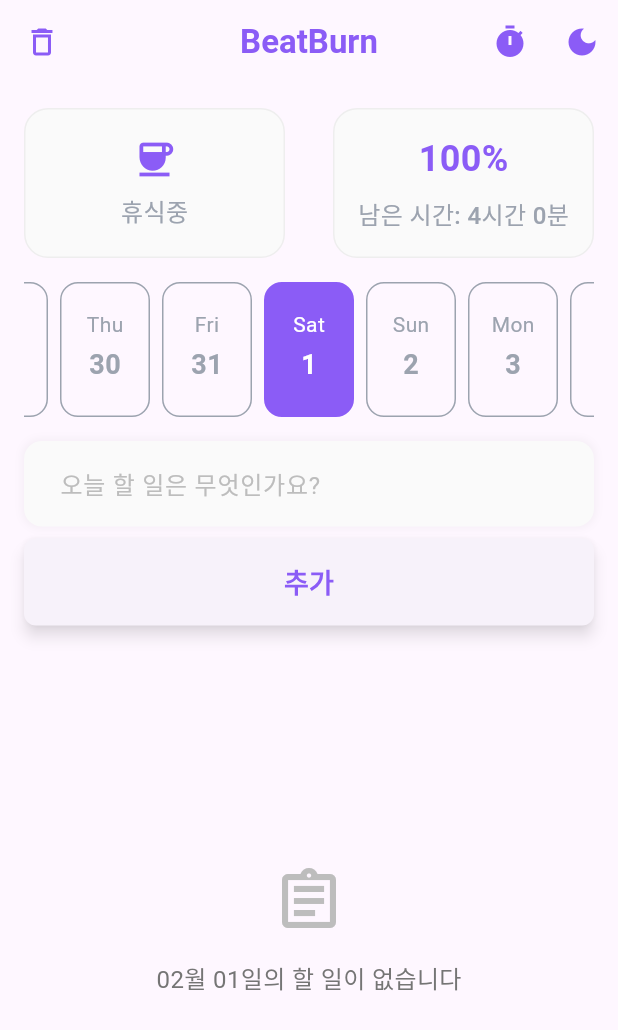
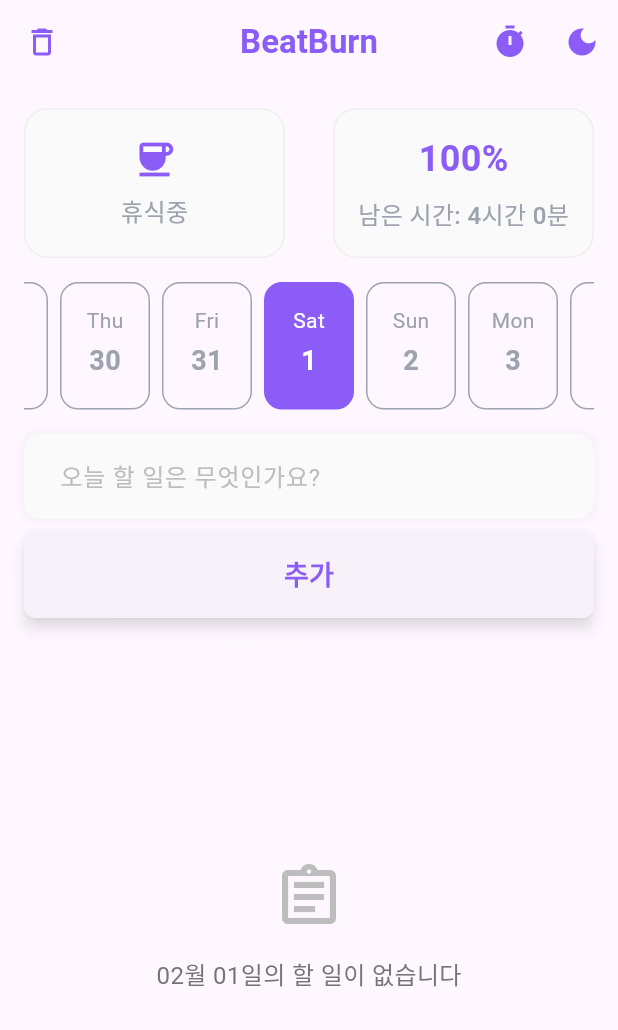
Before and after one commit to indianaPoly/frontend-beatburn, a Flutter app: the screen it shows after launch, on a phone screen of 412 x 824 dp. Shown: the top 1030 px of the screen. Run offline on Flutter 3.47's test engine with Material 3 defaults, Android fonts, the light colour scheme and no system bars; our stand-ins replace flutter_local_notifications, shared_preferences.

Commit message:
fix: todo listd 밀림 현상

```diff
--- a/lib/screen/home_screen.dart
+++ b/lib/screen/home_screen.dart
@@ -21,7 +21,7 @@
   @override
   Widget build(BuildContext context) {
     return Scaffold(
-      resizeToAvoidBottomInset: true,
+      resizeToAvoidBottomInset: false,
       appBar: AppBar(
         centerTitle: true,
         elevation: 0,
--- a/lib/widgets/horizontal_calendar.dart
+++ b/lib/widgets/horizontal_calendar.dart
@@ -87,7 +87,7 @@
         }
 
         return Container(
-          height: 90,
+          height: 85,
           child: ListView.builder(
             controller: _scrollController,
             scrollDirection: Axis.horizontal,
--- a/lib/widgets/todo_list.dart
+++ b/lib/widgets/todo_list.dart
@@ -12,7 +12,14 @@
     final todosForSelectedDate = provider.todosForSelectedDate;
 
     if (todosForSelectedDate.isEmpty) {
-      return Center(
+      return LayoutBuilder(
+        builder: (context, constraints) {
+          return SingleChildScrollView(
+            child: ConstrainedBox(
+              constraints: BoxConstraints(
+                minHeight: constraints.maxHeight,
+              ),
+              child: Center(
                 child: Column(
                   mainAxisAlignment: MainAxisAlignment.center,
                   children: [
@@ -33,6 +40,10 @@
                     ),
                   ],
                 ),
+              ),
+            ),
+          );
+        },
       );
     }
 
```
Lines whose indentation alone changed are shown as unchanged.
